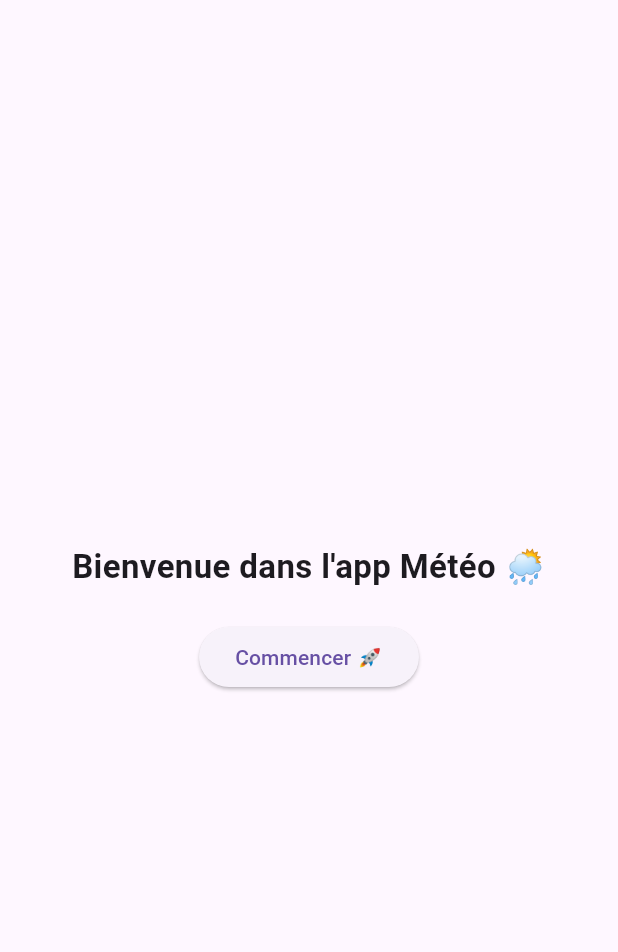
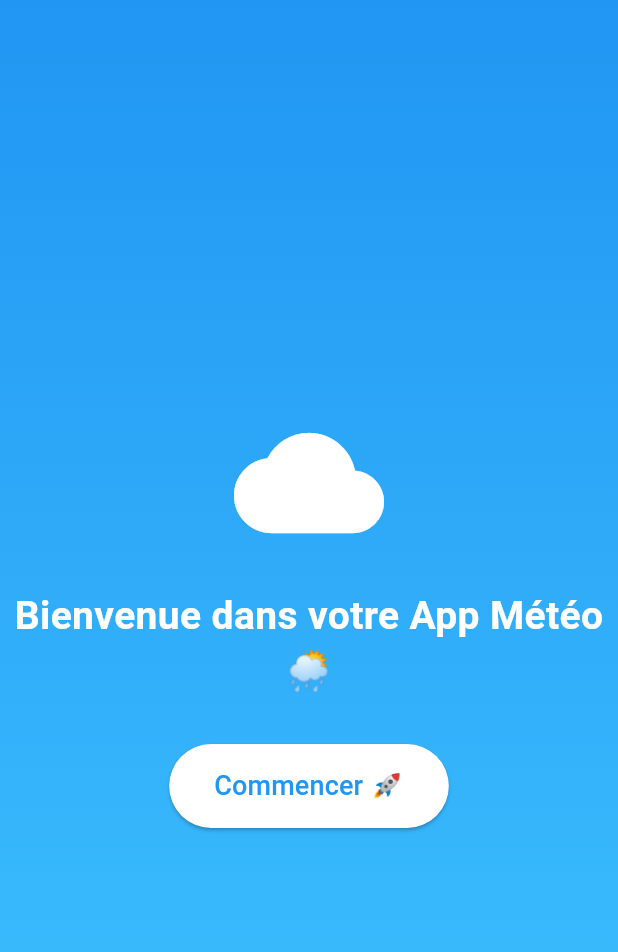
Before and after one commit to fatou2002/meteo_app, a Flutter app: the screen it shows after launch, on a phone screen of 412 x 824 dp. Shown: the top 952 px of the screen. Run offline on Flutter 3.47's test engine with Material 3 defaults, Android fonts, the phone set to English and light mode, and no system bars; our stand-ins replace dio, flutter_map, latlong2, percent_indicator.

```diff
--- a/lib/screens/home_screen.dart
+++ b/lib/screens/home_screen.dart
@@ -7,25 +7,51 @@ class HomeScreen extends StatelessWidget {
   @override
   Widget build(BuildContext context) {
     return Scaffold(
-      body: Center(
+      body: Container(
+        decoration: const BoxDecoration(
+          gradient: LinearGradient(
+            colors: [Colors.blue, Colors.lightBlueAccent],
+            begin: Alignment.topCenter,
+            end: Alignment.bottomCenter,
+          ),
+        ),
+        child: Center(
           child: Column(
             mainAxisAlignment: MainAxisAlignment.center,
             children: [
+              const Icon(Icons.cloud, color: Colors.white, size: 100),
+              const SizedBox(height: 20),
               const Text(
-              "Bienvenue dans l'app Météo 🌦️",
-              style: TextStyle(fontSize: 22, fontWeight: FontWeight.bold),
+                "Bienvenue dans votre App Météo 🌦️",
+                textAlign: TextAlign.center,
+                style: TextStyle(
+                  color: Colors.white,
+                  fontSize: 26,
+                  fontWeight: FontWeight.bold,
                 ),
-            const SizedBox(height: 20),
+              ),
+              const SizedBox(height: 30),
               ElevatedButton(
+                style: ElevatedButton.styleFrom(
+                  backgroundColor: Colors.white,
+                  foregroundColor: Colors.blue,
+                  shape: RoundedRectangleBorder(
+                    borderRadius: BorderRadius.circular(30),
+                  ),
+                  padding:
+                      const EdgeInsets.symmetric(horizontal: 30, vertical: 15),
+                ),
                 onPressed: () {
                   Navigator.push(
                     context,
                     MaterialPageRoute(builder: (_) => const LoadingScreen()),
                   );
                 },
-              child: const Text("Commencer 🚀"),
+                child: const Text("Commencer 🚀",
+                    style: TextStyle(fontSize: 18)),
               )
             ],
+          ),
         ),
       ),
     );
```
Also changed, not shown: lib/screens/detail_screen.dart (+57 -11 lines), lib/screens/loading_screen.dart (+51 -24 lines), lib/screens/weather_screen.dart (+26 -52 lines). Lines whose indentation alone changed are shown as unchanged.
